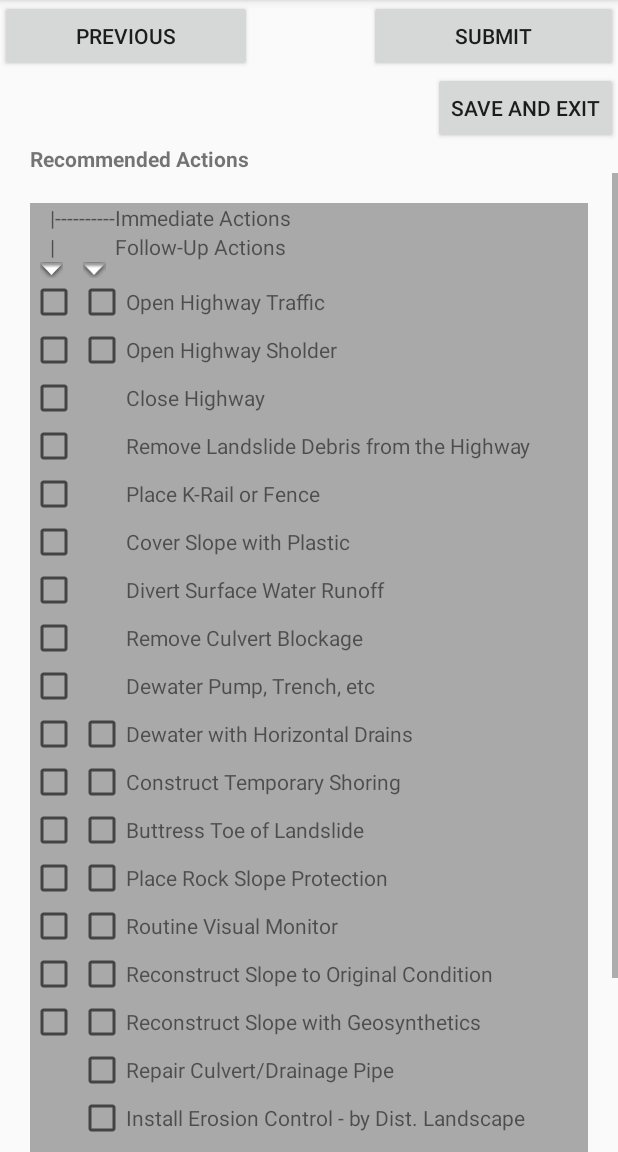
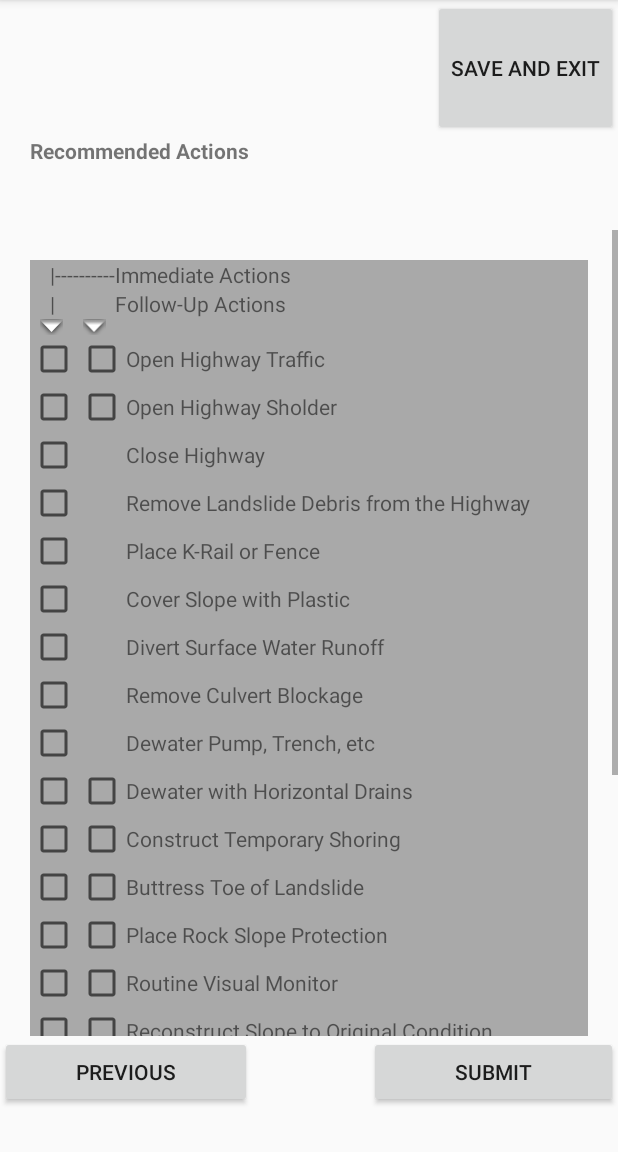
Before and after one commit to leaagithub/GISAProject, an Android app: the RecommendedAction screen opened directly, with no data from a screen before it, on a phone screen of 412 x 824 dp, the part 84-1236 px from its top. Run offline under Robolectric (Android 15) with nearby library versions, the phone set to English and light mode, and no system bars.

Commit message:
Cleaned up Page format to follow Next and Previous

```diff
--- a/app/src/main/res/layout/activity_recommended_action.xml
+++ b/app/src/main/res/layout/activity_recommended_action.xml
@@ -14,37 +14,10 @@
 
         <LinearLayout
             android:layout_width="match_parent"
-            android:layout_height="wrap_content"
-            android:orientation="horizontal"
-            android:weightSum="3">
-
-            <Button
-                android:id="@+id/buttonPreviousRecommend"
-                android:layout_width="wrap_content"
-                android:layout_height="wrap_content"
-                android:layout_weight="1"
-                android:text="Previous" />
-
-            <TextView
-                android:layout_width="wrap_content"
-                android:layout_height="wrap_content"
-                android:layout_weight="1"
-                android:text="" />
-
-
-            <Button
-                android:id="@+id/buttonSubmitRecommend"
-                android:layout_width="wrap_content"
-                android:layout_height="wrap_content"
-                android:layout_weight="1"
-                android:text="Submit" />
-        </LinearLayout>
-
-        <LinearLayout
-            android:layout_width="match_parent"
-            android:layout_height="wrap_content"
+            android:layout_height="0dp"
             android:orientation="vertical"
-            android:weightSum="2">
+            android:weightSum="2"
+            android:layout_weight="2">
 
 
             <Button
@@ -67,8 +40,9 @@
 
         <LinearLayout
             android:layout_width="match_parent"
-            android:layout_height="wrap_content"
-            android:orientation="vertical">
+            android:layout_height="0dp"
+            android:orientation="vertical"
+            android:layout_weight="7">
 
             <ScrollView
                 android:layout_width="match_parent"
@@ -664,5 +638,34 @@
                 </LinearLayout>
             </ScrollView>
         </LinearLayout>
+
+        <LinearLayout
+            android:layout_width="match_parent"
+            android:layout_height="0dp"
+            android:orientation="horizontal"
+            android:weightSum="3"
+            android:layout_weight="1">
+
+            <Button
+                android:id="@+id/buttonPreviousRecommend"
+                android:layout_width="wrap_content"
+                android:layout_height="wrap_content"
+                android:layout_weight="1"
+                android:text="Previous" />
+
+            <TextView
+                android:layout_width="wrap_content"
+                android:layout_height="wrap_content"
+                android:layout_weight="1"
+                android:text="" />
+
+
+            <Button
+                android:id="@+id/buttonSubmitRecommend"
+                android:layout_width="wrap_content"
+                android:layout_height="wrap_content"
+                android:layout_weight="1"
+                android:text="Submit" />
+        </LinearLayout>
     </LinearLayout>
 </android.support.constraint.ConstraintLayout>
```
Also changed, not shown: app/src/main/res/layout/activity_incident_type_and_distribution.xml (+38 -28 lines).
